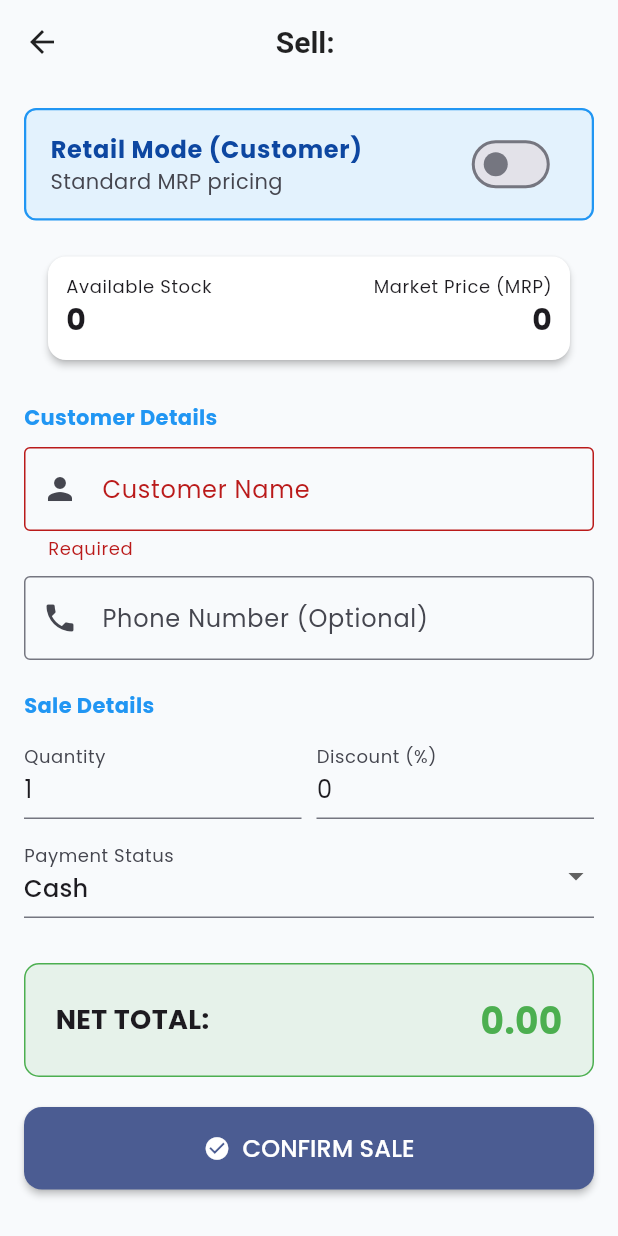
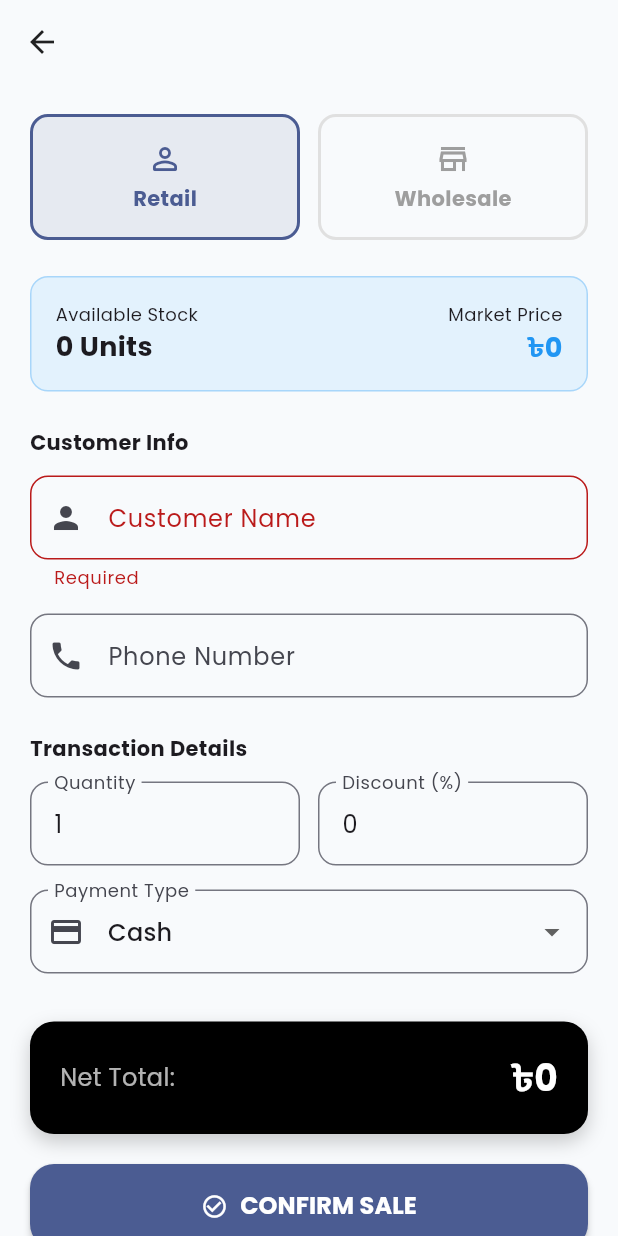
Before and after one commit to AbdullahRFA/vision_mart_app, a Flutter app: the SellProductScreen screen opened directly with empty values, after a tap on "CONFIRM SALE", on a phone screen of 412 x 824 dp. Run offline on Flutter 3.47's test engine with Material 3 defaults, Android fonts, the light colour scheme and no system bars; our stand-ins replace cloud_firestore, firebase_auth, firebase_core, flutter_riverpod, google_fonts, pdf and 1 more; accounts and stored records are empty.

Commit message:
feat(sales): redesign sell screen with clearer retail/wholesale toggle
- Added visual toggle cards for Retail vs Wholesale modes
- Grouped customer and product details into distinct sections
- Enhanced price visibility with a high-contrast bottom total bar

Signed-off-by: AbdullahRFA <shakibrybmn@gmail.com>

```diff
--- a/lib/src/features/sales/presentation/sell_product_screen.dart
+++ b/lib/src/features/sales/presentation/sell_product_screen.dart
@@ -6,7 +6,6 @@ import 'pdf_generator.dart';
 
 class SellProductScreen extends ConsumerStatefulWidget {
   final Product product;
-
   const SellProductScreen({super.key, required this.product});
 
   @override
@@ -24,10 +23,8 @@ class _SellProductScreenState extends ConsumerState<SellProductScreen> {
   String _paymentStatus = 'Cash';
   double _finalSellingPrice = 0.0;
   bool _isLoading = false;
-
-  // 1. New State for Sale Type
   bool _isWholesale = false;
-  static const double _wholesaleDiscountPercent = 8.0; // Define your standard rate
+  static const double _wholesaleDiscountPercent = 8.0;
 
   @override
   void initState() {
@@ -40,44 +37,31 @@ class _SellProductScreenState extends ConsumerState<SellProductScreen> {
   void _calculateTotal() {
     final qty = int.tryParse(_qtyController.text) ?? 0;
     final discount = double.tryParse(_discountController.text) ?? 0;
-
     if (qty > 0) {
       final unitPrice = widget.product.marketPrice - (widget.product.marketPrice * (discount / 100));
-      setState(() {
-        _finalSellingPrice = unitPrice * qty;
-      });
+      setState(() => _finalSellingPrice = unitPrice * qty);
     }
   }
 
-  // 2. Toggle Logic
-  void _toggleSaleType(bool value) {
+  void _toggleSaleType(bool isWholesale) {
     setState(() {
-      _isWholesale = value;
-      // Auto-apply discount based on mode
-      if (_isWholesale) {
-        _discountController.text = _wholesaleDiscountPercent.toStringAsFixed(0);
-      } else {
-        _discountController.text = '0';
-      }
+      _isWholesale = isWholesale;
+      _discountController.text = _isWholesale ? _wholesaleDiscountPercent.toStringAsFixed(0) : '0';
     });
-    // Trigger calculation update
     _calculateTotal();
   }
 
   Future<void> _processSale() async {
     if (!_formKey.currentState!.validate()) return;
-
     final qty = int.parse(_qtyController.text);
-
     if (qty > widget.product.currentStock) {
       ScaffoldMessenger.of(context).showSnackBar(
-        SnackBar(content: Text('Error: Not enough stock! Max is ${widget.product.currentStock}'), backgroundColor: Colors.red),
+        SnackBar(content: Text('Not enough stock! Max: ${widget.product.currentStock}'), backgroundColor: Colors.red),
       );
       return;
     }
 
     setState(() => _isLoading = true);
-
     try {
       await ref.read(salesRepositoryProvider).sellProduct(
         product: widget.product,
@@ -88,32 +72,40 @@ class _SellProductScreenState extends ConsumerState<SellProductScreen> {
         paymentStatus: _paymentStatus,
       );
 
+      if (mounted) _showSuccessDialog(qty);
+    } catch (e) {
+      if (mounted) ScaffoldMessenger.of(context).showSnackBar(SnackBar(content: Text('Error: $e')));
+    } finally {
+      if (mounted) setState(() => _isLoading = false);
+    }
+  }
+
+  void _showSuccessDialog(int qty) {
     final name = _customerNameController.text.trim();
     final phone = _customerPhoneController.text.trim();
     final discount = double.parse(_discountController.text.trim());
     final finalPrice = _finalSellingPrice;
 
-      if (mounted) {
     showDialog(
       context: context,
       barrierDismissible: false,
       builder: (ctx) => AlertDialog(
-            title: const Text("Sale Successful!"),
-            content: const Text("Inventory updated. Do you want to print the Invoice?"),
+        icon: const Icon(Icons.check_circle_rounded, color: Colors.green, size: 48),
+        title: const Text("Sale Successful"),
+        content: const Text("Stock has been updated.\nGenerate invoice now?"),
         actions: [
           TextButton(
             onPressed: () {
               Navigator.pop(ctx);
               Navigator.pop(context);
             },
-                child: const Text("No, Close"),
+            child: const Text("Close"),
           ),
-              ElevatedButton.icon(
-                icon: const Icon(Icons.print),
-                label: const Text("Print / Share"),
+          FilledButton.icon(
+            icon: const Icon(Icons.print_rounded),
+            label: const Text("Print Invoice"),
             onPressed: () {
               Navigator.pop(ctx);
-
               PdfGenerator.generateInvoice(
                 customerName: name,
                 customerPhone: phone,
@@ -125,7 +117,6 @@ class _SellProductScreenState extends ConsumerState<SellProductScreen> {
                 finalPrice: finalPrice,
                 paymentStatus: _paymentStatus,
               );
-
               Navigator.pop(context);
             },
           )
@@ -133,172 +124,185 @@ class _SellProductScreenState extends ConsumerState<SellProductScreen> {
       ),
     );
   }
-    } catch (e) {
-      if (mounted) {
-        ScaffoldMessenger.of(context).showSnackBar(
-          SnackBar(content: Text('Error: $e'), backgroundColor: Colors.red),
-        );
-      }
-    } finally {
-      if (mounted) setState(() => _isLoading = false);
-    }
-  }
 
   @override
   Widget build(BuildContext context) {
+    final isDark = Theme.of(context).brightness == Brightness.dark;
+
     return Scaffold(
-      appBar: AppBar(title: Text('Sell: ${widget.product.model}')),
+      appBar: AppBar(title: Text(widget.product.model)),
       body: SingleChildScrollView(
-        padding: const EdgeInsets.all(16),
+        padding: const EdgeInsets.all(20),
         child: Form(
           key: _formKey,
           child: Column(
             crossAxisAlignment: CrossAxisAlignment.start,
             children: [
-              // 3. WHOLESALE TOGGLE SWITCH
-              Container(
-                decoration: BoxDecoration(
-                  color: _isWholesale ? Colors.orange.shade50 : Colors.blue.shade50,
-                  borderRadius: BorderRadius.circular(8),
-                  border: Border.all(color: _isWholesale ? Colors.orange : Colors.blue, width: 1.5),
-                ),
-                child: SwitchListTile(
-                  title: Text(
-                    _isWholesale ? "Wholesale Mode (Business)" : "Retail Mode (Customer)",
-                    style: TextStyle(
-                      fontWeight: FontWeight.bold,
-                      color: _isWholesale ? Colors.deepOrange : Colors.blue.shade900,
+              // 1. SALE MODE SELECTOR
+              Row(
+                children: [
+                  Expanded(
+                    child: _ModeCard(
+                      label: "Retail",
+                      isSelected: !_isWholesale,
+                      onTap: () => _toggleSaleType(false),
+                      icon: Icons.person_outline_rounded,
                     ),
                   ),
-                  subtitle: Text(_isWholesale
-                      ? "Auto-applying $_wholesaleDiscountPercent% discount"
-                      : "Standard MRP pricing"),
-                  value: _isWholesale,
-                  activeColor: Colors.deepOrange,
-                  onChanged: _toggleSaleType,
+                  const SizedBox(width: 12),
+                  Expanded(
+                    child: _ModeCard(
+                      label: "Wholesale",
+                      isSelected: _isWholesale,
+                      onTap: () => _toggleSaleType(true),
+                      icon: Icons.store_mall_directory_outlined,
                     ),
                   ),
-              const SizedBox(height: 16),
+                ],
+              ),
+              const SizedBox(height: 24),
 
-              // PRODUCT SUMMARY CARD
-              Card(
-                elevation: 2,
-                child: Padding(
-                  padding: const EdgeInsets.all(12.0),
+              // 2. PRODUCT INFO & STOCK
+              Container(
+                padding: const EdgeInsets.all(16),
+                decoration: BoxDecoration(
+                  color: isDark ? const Color(0xFF1E293B) : Colors.blue.shade50,
+                  borderRadius: BorderRadius.circular(12),
+                  border: Border.all(color: Colors.blue.withOpacity(0.3)),
+                ),
                 child: Row(
                   mainAxisAlignment: MainAxisAlignment.spaceBetween,
                   children: [
                     Column(
                       crossAxisAlignment: CrossAxisAlignment.start,
                       children: [
-                          Text("Available Stock", style: Theme.of(context).textTheme.bodySmall),
-                          Text("${widget.product.currentStock}", style: const TextStyle(fontSize: 20, fontWeight: FontWeight.bold)),
+                        const Text("Available Stock", style: TextStyle(fontSize: 12)),
+                        Text(
+                          "${widget.product.currentStock} Units",
+                          style: const TextStyle(fontSize: 18, fontWeight: FontWeight.bold),
+                        ),
                       ],
                     ),
                     Column(
                       crossAxisAlignment: CrossAxisAlignment.end,
                       children: [
-                          Text("Market Price (MRP)", style: Theme.of(context).textTheme.bodySmall),
-                          Text(widget.product.marketPrice.toStringAsFixed(0), style: const TextStyle(fontSize: 20, fontWeight: FontWeight.bold)),
+                        const Text("Market Price", style: TextStyle(fontSize: 12)),
+                        Text(
+                          "৳${widget.product.marketPrice.toStringAsFixed(0)}",
+                          style: const TextStyle(fontSize: 18, fontWeight: FontWeight.bold, color: Colors.blue),
+                        ),
                       ],
                     ),
                   ],
                 ),
               ),
-              ),
-              const SizedBox(height: 20),
+              const SizedBox(height: 24),
 
-              // CUSTOMER DETAILS
-              const Text("Customer Details", style: TextStyle(fontWeight: FontWeight.bold, color: Colors.blue)),
-              const SizedBox(height: 10),
+              // 3. INPUT FIELDS
+              const Text("Customer Info", style: TextStyle(fontWeight: FontWeight.bold)),
+              const SizedBox(height: 12),
               TextFormField(
                 controller: _customerNameController,
-                decoration: const InputDecoration(
+                textInputAction: TextInputAction.next,
+                decoration: InputDecoration(
                   labelText: "Customer Name",
-                    prefixIcon: Icon(Icons.person),
-                    border: OutlineInputBorder()
+                  prefixIcon: const Icon(Icons.person),
+                  border: OutlineInputBorder(borderRadius: BorderRadius.circular(12)),
                 ),
                 validator: (v) => v!.isEmpty ? 'Required' : null,
               ),
-              const SizedBox(height: 10),
+              const SizedBox(height: 16),
               TextFormField(
                 controller: _customerPhoneController,
-                decoration: const InputDecoration(
-                    labelText: "Phone Number (Optional)",
-                    prefixIcon: Icon(Icons.phone),
-                    border: OutlineInputBorder()
+                keyboardType: TextInputType.phone,
+                textInputAction: TextInputAction.next,
+                decoration: InputDecoration(
+                  labelText: "Phone Number",
+                  prefixIcon: const Icon(Icons.phone),
+                  border: OutlineInputBorder(borderRadius: BorderRadius.circular(12)),
                 ),
-                keyboardType: TextInputType.phone,
               ),
 
-              const SizedBox(height: 20),
-              const Text("Sale Details", style: TextStyle(fontWeight: FontWeight.bold, color: Colors.blue)),
-              const SizedBox(height: 10),
+              const SizedBox(height: 24),
+              const Text("Transaction Details", style: TextStyle(fontWeight: FontWeight.bold)),
+              const SizedBox(height: 12),
 
               Row(
                 children: [
                   Expanded(
                     child: TextFormField(
                       controller: _qtyController,
-                      decoration: const InputDecoration(labelText: "Quantity"),
                       keyboardType: TextInputType.number,
+                      decoration: InputDecoration(
+                        labelText: "Quantity",
+                        border: OutlineInputBorder(borderRadius: BorderRadius.circular(12)),
+                      ),
                       validator: (v) => v!.isEmpty ? 'Required' : null,
                     ),
                   ),
-                  const SizedBox(width: 10),
+                  const SizedBox(width: 12),
                   Expanded(
                     child: TextFormField(
                       controller: _discountController,
-                      // Allow editing even in wholesale mode, but it auto-fills initially
-                      decoration: const InputDecoration(labelText: "Discount (%)"),
                       keyboardType: TextInputType.number,
+                      decoration: InputDecoration(
+                        labelText: "Discount (%)",
+                        border: OutlineInputBorder(borderRadius: BorderRadius.circular(12)),
+                      ),
                     ),
                   ),
                 ],
               ),
-              const SizedBox(height: 10),
+              const SizedBox(height: 16),
               DropdownButtonFormField<String>(
                 value: _paymentStatus,
-                decoration: const InputDecoration(labelText: "Payment Status"),
                 items: ['Cash', 'Due'].map((e) => DropdownMenuItem(value: e, child: Text(e))).toList(),
                 onChanged: (v) => setState(() => _paymentStatus = v!),
+                decoration: InputDecoration(
+                  labelText: "Payment Type",
+                  border: OutlineInputBorder(borderRadius: BorderRadius.circular(12)),
+                  prefixIcon: const Icon(Icons.payment),
+                ),
               ),
 
-              const SizedBox(height: 30),
+              const SizedBox(height: 32),
 
-              // TOTAL CARD
+              // 4. TOTAL & ACTION
               Container(
                 padding: const EdgeInsets.all(20),
                 decoration: BoxDecoration(
-                  color: Colors.green.withOpacity(0.1),
-                  border: Border.all(color: Colors.green),
-                  borderRadius: BorderRadius.circular(10),
+                  color: isDark ? const Color(0xFF0F172A) : Colors.black,
+                  borderRadius: BorderRadius.circular(16),
+                  boxShadow: [
+                    BoxShadow(color: Colors.black.withOpacity(0.2), blurRadius: 10, offset: const Offset(0, 5))
+                  ],
                 ),
                 child: Row(
                   mainAxisAlignment: MainAxisAlignment.spaceBetween,
                   children: [
-                    const Text("NET TOTAL:", style: TextStyle(fontSize: 18, fontWeight: FontWeight.bold)),
+                    const Text("Net Total:", style: TextStyle(color: Colors.white70, fontSize: 16)),
                     Text(
-                      _finalSellingPrice.toStringAsFixed(2),
-                      style: const TextStyle(fontSize: 24, fontWeight: FontWeight.bold, color: Colors.green),
+                      "৳${_finalSellingPrice.toStringAsFixed(0)}",
+                      style: const TextStyle(color: Colors.white, fontSize: 24, fontWeight: FontWeight.bold),
                     ),
                   ],
                 ),
               ),
+              const SizedBox(height: 20),
 
-              const SizedBox(height: 20),
               SizedBox(
                 width: double.infinity,
-                height: 55,
+                height: 56,
                 child: ElevatedButton.icon(
                   onPressed: _isLoading ? null : _processSale,
-                  icon: const Icon(Icons.check_circle),
+                  icon: const Icon(Icons.check_circle_outline),
                   label: _isLoading
                       ? const CircularProgressIndicator(color: Colors.white)
-                      : const Text("CONFIRM SALE", style: TextStyle(fontSize: 16)),
+                      : const Text("CONFIRM SALE", style: TextStyle(fontSize: 16, fontWeight: FontWeight.bold)),
                   style: ElevatedButton.styleFrom(
                     backgroundColor: Theme.of(context).primaryColor,
                     foregroundColor: Colors.white,
+                    shape: RoundedRectangleBorder(borderRadius: BorderRadius.circular(16)),
                   ),
                 ),
               ),
@@ -309,3 +313,40 @@ class _SellProductScreenState extends ConsumerState<SellProductScreen> {
     );
   }
 }
+
+class _ModeCard extends StatelessWidget {
+  final String label;
+  final bool isSelected;
+  final VoidCallback onTap;
+  final IconData icon;
+
+  const _ModeCard({required this.label, required this.isSelected, required this.onTap, required this.icon});
+
+  @override
+  Widget build(BuildContext context) {
+    final color = isSelected ? Theme.of(context).primaryColor : Colors.grey;
+
+    return InkWell(
+      onTap: onTap,
+      borderRadius: BorderRadius.circular(12),
+      child: Container(
+        padding: const EdgeInsets.symmetric(vertical: 16),
+        decoration: BoxDecoration(
+          color: isSelected ? color.withOpacity(0.1) : Colors.transparent,
+          border: Border.all(color: isSelected ? color : Colors.grey.shade300, width: 2),
+          borderRadius: BorderRadius.circular(12),
+        ),
+        child: Column(
+          children: [
+            Icon(icon, color: color),
+            const SizedBox(height: 4),
+            Text(
+                label,
+                style: TextStyle(fontWeight: FontWeight.bold, color: color)
+            ),
+          ],
+        ),
+      ),
+    );
+  }
+}
```
Lines whose indentation alone changed are shown as unchanged.
